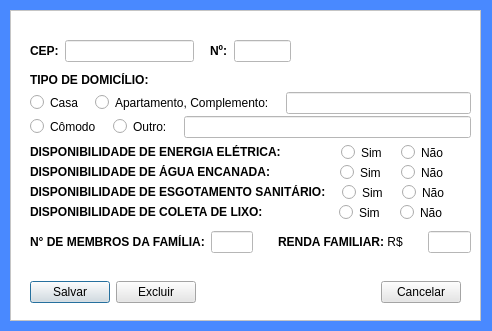
sustavos/Projeto_final_1_QT, file editdialog.ui: the form before one commit.
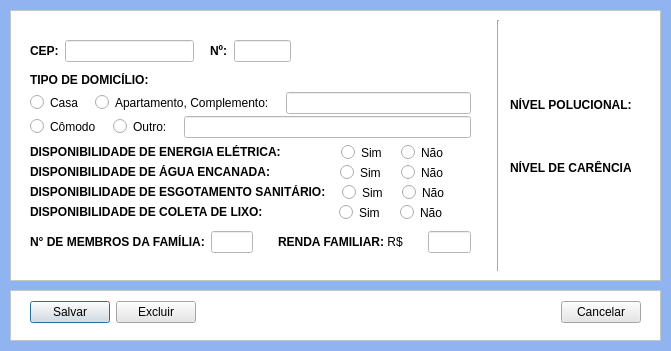
The form after the commit.

Diff of the .ui file:
```diff
--- a/editdialog.ui
+++ b/editdialog.ui
@@ -6,37 +6,49 @@
    <rect>
     <x>0</x>
     <y>0</y>
-    <width>492</width>
-    <height>331</height>
+    <width>671</width>
+    <height>351</height>
    </rect>
   </property>
+  <property name="minimumSize">
+   <size>
+    <width>671</width>
+    <height>351</height>
+   </size>
+  </property>
+  <property name="maximumSize">
+   <size>
+    <width>671</width>
+    <height>351</height>
+   </size>
+  </property>
   <property name="palette">
    <palette>
     <active>
      <colorrole role="Button">
       <brush brushstyle="SolidPattern">
        <color alpha="255">
-        <red>73</red>
-        <green>137</green>
-        <blue>255</blue>
+        <red>143</red>
+        <green>180</green>
+        <blue>240</blue>
        </color>
       </brush>
      </colorrole>
      <colorrole role="Base">
       <brush brushstyle="SolidPattern">
        <color alpha="255">
-        <red>73</red>
-        <green>137</green>
-        <blue>255</blue>
+        <red>143</red>
+        <green>180</green>
+        <blue>240</blue>
        </color>
       </brush>
      </colorrole>
      <colorrole role="Window">
       <brush brushstyle="SolidPattern">
        <color alpha="255">
-        <red>73</red>
-        <green>137</green>
-        <blue>255</blue>
+        <red>143</red>
+        <green>180</green>
+        <blue>240</blue>
        </color>
       </brush>
      </colorrole>
@@ -45,27 +57,27 @@
      <colorrole role="Button">
       <brush brushstyle="SolidPattern">
        <color alpha="255">
-        <red>73</red>
-        <green>137</green>
-        <blue>255</blue>
+        <red>143</red>
+        <green>180</green>
+        <blue>240</blue>
        </color>
       </brush>
      </colorrole>
      <colorrole role="Base">
       <brush brushstyle="SolidPattern">
        <color alpha="255">
-        <red>73</red>
-        <green>137</green>
-        <blue>255</blue>
+        <red>143</red>
+        <green>180</green>
+        <blue>240</blue>
        </color>
       </brush>
      </colorrole>
      <colorrole role="Window">
       <brush brushstyle="SolidPattern">
        <color alpha="255">
-        <red>73</red>
-        <green>137</green>
-        <blue>255</blue>
+        <red>143</red>
+        <green>180</green>
+        <blue>240</blue>
        </color>
       </brush>
      </colorrole>
@@ -74,27 +86,27 @@
      <colorrole role="Button">
       <brush brushstyle="SolidPattern">
        <color alpha="255">
-        <red>73</red>
-        <green>137</green>
-        <blue>255</blue>
+        <red>143</red>
+        <green>180</green>
+        <blue>240</blue>
        </color>
       </brush>
      </colorrole>
      <colorrole role="Base">
       <brush brushstyle="SolidPattern">
        <color alpha="255">
-        <red>73</red>
-        <green>137</green>
-        <blue>255</blue>
+        <red>143</red>
+        <green>180</green>
+        <blue>240</blue>
        </color>
       </brush>
      </colorrole>
      <colorrole role="Window">
       <brush brushstyle="SolidPattern">
        <color alpha="255">
-        <red>73</red>
-        <green>137</green>
-        <blue>255</blue>
+        <red>143</red>
+        <green>180</green>
+        <blue>240</blue>
        </color>
       </brush>
      </colorrole>
@@ -105,16 +117,16 @@
    <string>Dialog</string>
   </property>
   <property name="styleSheet">
-   <string notr="true">background-color:rgb(73, 137, 255);
-border-color: rgb(73, 137, 255);</string>
+   <string notr="true">background-color: rgb(143, 180, 240);
+border-color: rgb(143, 180, 240);</string>
   </property>
   <widget class="QFrame" name="frame">
    <property name="geometry">
     <rect>
      <x>10</x>
      <y>10</y>
-     <width>471</width>
-     <height>311</height>
+     <width>651</width>
+     <height>271</height>
     </rect>
    </property>
    <property name="styleSheet">
@@ -420,7 +432,7 @@
      <string>&lt;html&gt;&lt;head/&gt;&lt;body&gt;&lt;p&gt;&lt;span style=&quot; font-weight:600;&quot;&gt;TIPO DE DOMICÍLIO:&lt;/span&gt;&lt;/p&gt;&lt;/body&gt;&lt;/html&gt;</string>
     </property>
    </widget>
-   <widget class="QWidget" name="">
+   <widget class="QWidget" name="layoutWidget">
     <property name="geometry">
      <rect>
       <x>20</x>
@@ -446,7 +458,7 @@
      </item>
     </layout>
    </widget>
-   <widget class="QWidget" name="">
+   <widget class="QWidget" name="layoutWidget">
     <property name="geometry">
      <rect>
       <x>200</x>
@@ -468,12 +480,96 @@
      </item>
     </layout>
    </widget>
-   <widget class="QWidget" name="">
+   <widget class="Line" name="line">
+    <property name="geometry">
+     <rect>
+      <x>480</x>
+      <y>10</y>
+      <width>16</width>
+      <height>251</height>
+     </rect>
+    </property>
+    <property name="orientation">
+     <enum>Qt::Vertical</enum>
+    </property>
+   </widget>
+   <widget class="QLabel" name="label_3">
+    <property name="geometry">
+     <rect>
+      <x>500</x>
+      <y>80</y>
+      <width>141</width>
+      <height>31</height>
+     </rect>
+    </property>
+    <property name="text">
+     <string>&lt;html&gt;&lt;head/&gt;&lt;body&gt;&lt;p&gt;&lt;span style=&quot; font-weight:600;&quot;&gt;NÍVEL POLUCIONAL:&lt;/span&gt;&lt;/p&gt;&lt;/body&gt;&lt;/html&gt;</string>
+    </property>
+   </widget>
+   <widget class="QLabel" name="label_4">
+    <property name="geometry">
+     <rect>
+      <x>500</x>
+      <y>150</y>
+      <width>121</width>
+      <height>16</height>
+     </rect>
+    </property>
+    <property name="text">
+     <string>&lt;html&gt;&lt;head/&gt;&lt;body&gt;&lt;p&gt;&lt;span style=&quot; font-weight:600;&quot;&gt;NÍVEL DE CARÊNCIA:&lt;/span&gt;&lt;/p&gt;&lt;/body&gt;&lt;/html&gt;</string>
+    </property>
+   </widget>
+   <widget class="QLabel" name="lb_densidade">
+    <property name="geometry">
+     <rect>
+      <x>500</x>
+      <y>110</y>
+      <width>141</width>
+      <height>16</height>
+     </rect>
+    </property>
+    <property name="text">
+     <string/>
+    </property>
+   </widget>
+   <widget class="QLabel" name="lb_gpsocial">
+    <property name="geometry">
+     <rect>
+      <x>500</x>
+      <y>170</y>
+      <width>141</width>
+      <height>16</height>
+     </rect>
+    </property>
+    <property name="text">
+     <string>&lt;html&gt;&lt;head/&gt;&lt;body&gt;&lt;p&gt;&lt;br/&gt;&lt;/p&gt;&lt;/body&gt;&lt;/html&gt;</string>
+    </property>
+   </widget>
+  </widget>
+  <widget class="QFrame" name="frame_2">
+   <property name="geometry">
+    <rect>
+     <x>10</x>
+     <y>290</y>
+     <width>651</width>
+     <height>51</height>
+    </rect>
+   </property>
+   <property name="styleSheet">
+    <string notr="true">background-color: rgb(255, 255, 255);</string>
+   </property>
+   <property name="frameShape">
+    <enum>QFrame::StyledPanel</enum>
+   </property>
+   <property name="frameShadow">
+    <enum>QFrame::Raised</enum>
+   </property>
+   <widget class="QWidget" name="layoutWidget">
     <property name="geometry">
      <rect>
       <x>20</x>
-      <y>270</y>
-      <width>431</width>
+      <y>10</y>
+      <width>611</width>
       <height>25</height>
      </rect>
     </property>
```
